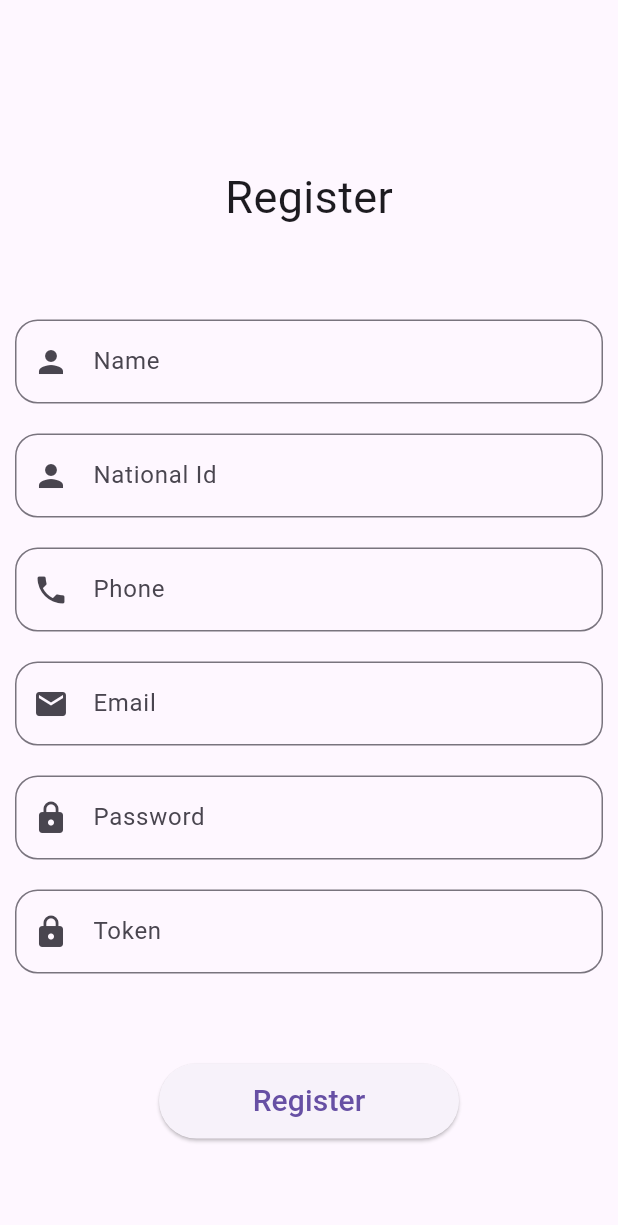
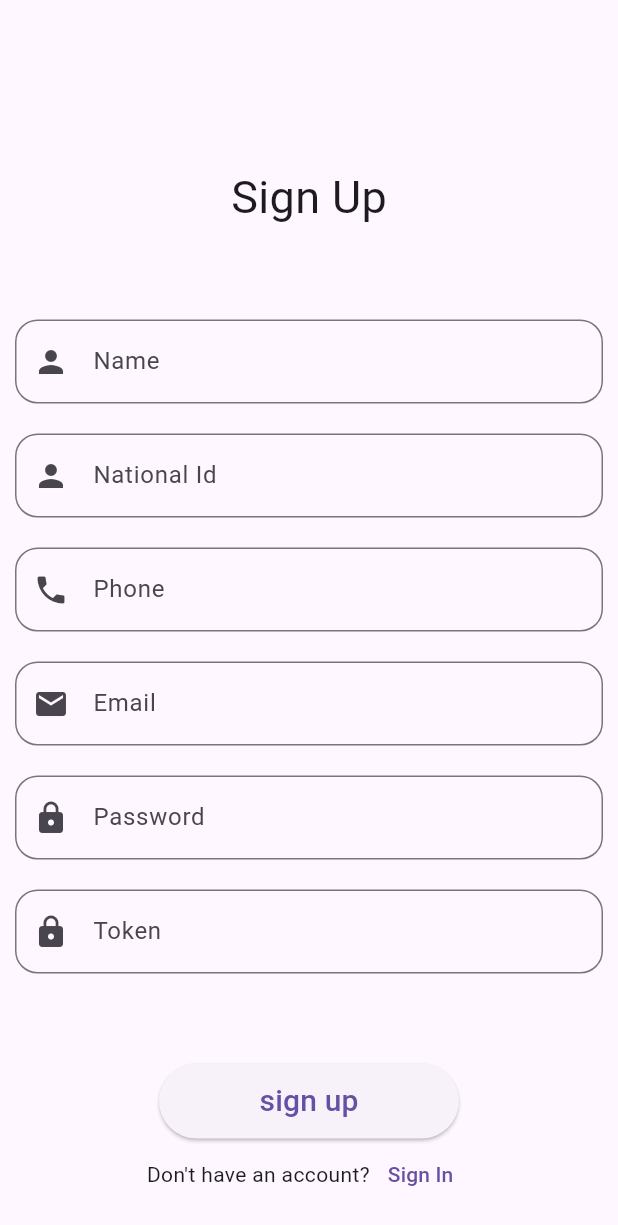
Before and after one commit to ahmed3tman/NTI-products-app, a Flutter app: the Register screen opened directly, on a phone screen of 412 x 824 dp. Shown: the top 1225 px of the screen. Run offline on Flutter 3.47's test engine with Material 3 defaults, Android fonts, the phone set to English and light mode, and no system bars; network calls fail.

```diff
--- a/analysis_options.yaml
+++ b/analysis_options.yaml
@@ -7,6 +7,10 @@
 
 # The following line activates a set of recommended lints for Flutter apps,
 # packages, and plugins designed to encourage good coding practices.
+analyzer:
+  errors:
+    non_constant_identifier_names: ignore
+    library_prefixes: ignore
 include: package:flutter_lints/flutter.yaml
 
 linter:
--- a/lib/features/auth/view/screen/register.dart
+++ b/lib/features/auth/view/screen/register.dart
@@ -16,7 +16,7 @@ class Register extends StatelessWidget {
           child: Column(
             children: [
               SizedBox(height: 100),
-              Text("Register", style: TextStyle(fontSize: 30)),
+              Text("Sign Up", style: TextStyle(fontSize: 30)),
 
               SizedBox(height: 60),
               MyTextField(
@@ -64,7 +64,7 @@ class Register extends StatelessWidget {
               ),
 
               SizedBox(height: 60),
-              Container(
+              SizedBox(
                 width: 200,
                 child: ElevatedButton(
                   style: ElevatedButton.styleFrom(
@@ -73,8 +73,21 @@ class Register extends StatelessWidget {
                   onPressed: () {
                     context.pushNav(SignInScreen());
                   },
-                  child: const Text('Register', style: TextStyle(fontSize: 20)),
+                  child: const Text('sign up', style: TextStyle(fontSize: 20)),
                 ),
+              ),
+
+              Row(
+                mainAxisAlignment: MainAxisAlignment.center,
+                children: [
+                  const Text("Don't have an account?"),
+                  TextButton(
+                    onPressed: () {
+                      context.pushNav(SignInScreen());
+                    },
+                    child: const Text('Sign In'),
+                  ),
+                ],
               ),
             ],
           ),
--- a/lib/main.dart
+++ b/lib/main.dart
@@ -1,4 +1,3 @@
-import 'package:app5/features/auth/view/screen/register.dart';
 import 'package:app5/features/auth/view/screen/signin.dart';
 import 'package:flutter/material.dart';
 
@@ -11,6 +10,6 @@ class MyApp extends StatelessWidget {
 
   @override
   Widget build(BuildContext context) {
-    return MaterialApp(debugShowCheckedModeBanner: false, home: Register());
+    return MaterialApp(debugShowCheckedModeBanner: false, home: SignInScreen());
   }
 }
```
Also changed, not shown: lib/features/auth/view/screen/age.dart (added, +103 -0 lines), lib/features/auth/view/screen/signin.dart (+15 -1 lines), lib/features/screen/view/product_screen.dart (+11 -1 lines).
